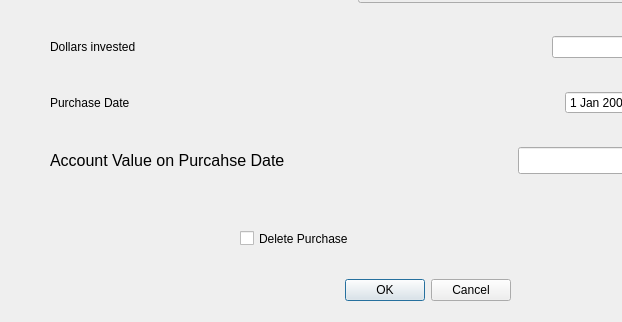
This is ui_files/unit_purchase_dialog.ui in Llaves/Unitization as Qt 5 draws it before an edit; both pictures show x 0 to 622 and y 86 to 408 of the 704 by 408 pixel window. The edited form follows.
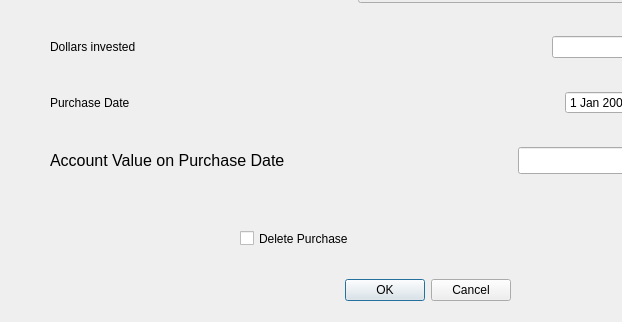
This is the edited form.

Commit message: correct typo in label

```diff
--- a/ui_files/unit_purchase_dialog.ui
+++ b/ui_files/unit_purchase_dialog.ui
@@ -111,7 +111,7 @@
          </font>
         </property>
         <property name="text">
-         <string>Account Value on Purcahse Date </string>
+         <string>Account Value on Purchase Date </string>
         </property>
        </widget>
       </item>
```
The commit also changes 1 other file.
